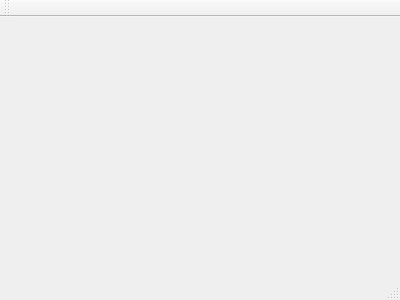
mcmdhr/Embedded-Linux, file Client/mainwindow.ui: the form before one commit.
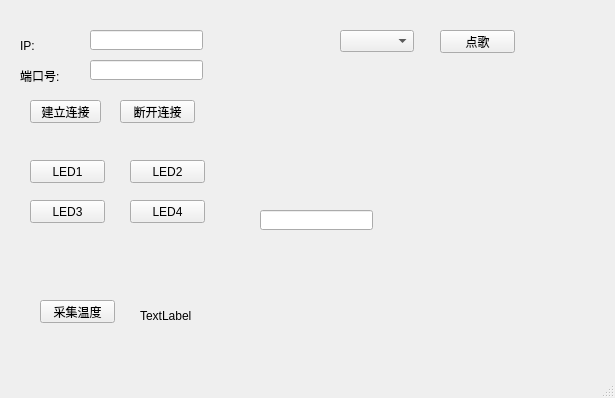
The form after the commit.

Diff of the .ui file:
```diff
--- a/Client/mainwindow.ui
+++ b/Client/mainwindow.ui
@@ -1,24 +1,205 @@
 <ui version="4.0">
  <class>MainWindow</class>
- <widget class="QMainWindow" name="MainWindow" >
-  <property name="geometry" >
+ <widget class="QMainWindow" name="MainWindow">
+  <property name="geometry">
    <rect>
     <x>0</x>
     <y>0</y>
-    <width>400</width>
-    <height>300</height>
+    <width>615</width>
+    <height>398</height>
    </rect>
   </property>
   <property name="windowTitle" >
    <string>MainWindow</string>
   </property>
-  <widget class="QMenuBar" name="menuBar" />
-  <widget class="QToolBar" name="mainToolBar" />
-  <widget class="QWidget" name="centralWidget" />
-  <widget class="QStatusBar" name="statusBar" />
+  <widget class="QWidget" name="centralWidget">
+   <widget class="QPushButton" name="btnConnect2Server">
+    <property name="geometry">
+     <rect>
+      <x>30</x>
+      <y>100</y>
+      <width>71</width>
+      <height>23</height>
+     </rect>
+    </property>
+    <property name="text">
+     <string>建立连接</string>
+    </property>
+   </widget>
+   <widget class="QLabel" name="label">
+    <property name="geometry">
+     <rect>
+      <x>20</x>
+      <y>40</y>
+      <width>54</width>
+      <height>12</height>
+     </rect>
+    </property>
+    <property name="text">
+     <string>IP:</string>
+    </property>
+   </widget>
+   <widget class="QLabel" name="label_2">
+    <property name="geometry">
+     <rect>
+      <x>20</x>
+      <y>70</y>
+      <width>54</width>
+      <height>12</height>
+     </rect>
+    </property>
+    <property name="text">
+     <string>端口号:</string>
+    </property>
+   </widget>
+   <widget class="QLineEdit" name="lineEditIP">
+    <property name="geometry">
+     <rect>
+      <x>90</x>
+      <y>30</y>
+      <width>113</width>
+      <height>20</height>
+     </rect>
+    </property>
+   </widget>
+   <widget class="QLineEdit" name="lineEditPort">
+    <property name="geometry">
+     <rect>
+      <x>90</x>
+      <y>60</y>
+      <width>113</width>
+      <height>20</height>
+     </rect>
+    </property>
+   </widget>
+   <widget class="QPushButton" name="btnDisConnect">
+    <property name="geometry">
+     <rect>
+      <x>120</x>
+      <y>100</y>
+      <width>75</width>
+      <height>23</height>
+     </rect>
+    </property>
+    <property name="text">
+     <string>断开连接</string>
+    </property>
+   </widget>
+   <widget class="QPushButton" name="btnSong">
+    <property name="geometry">
+     <rect>
+      <x>440</x>
+      <y>30</y>
+      <width>75</width>
+      <height>23</height>
+     </rect>
+    </property>
+    <property name="text">
+     <string>点歌</string>
+    </property>
+   </widget>
+   <widget class="QLabel" name="label_3">
+    <property name="geometry">
+     <rect>
+      <x>140</x>
+      <y>310</y>
+      <width>54</width>
+      <height>12</height>
+     </rect>
+    </property>
+    <property name="text">
+     <string>TextLabel</string>
+    </property>
+   </widget>
+   <widget class="QComboBox" name="comboBox">
+    <property name="geometry">
+     <rect>
+      <x>340</x>
+      <y>30</y>
+      <width>74</width>
+      <height>22</height>
+     </rect>
+    </property>
+   </widget>
+   <widget class="QPushButton" name="brnTem">
+    <property name="geometry">
+     <rect>
+      <x>40</x>
+      <y>300</y>
+      <width>75</width>
+      <height>23</height>
+     </rect>
+    </property>
+    <property name="text">
+     <string>采集温度</string>
+    </property>
+   </widget>
+   <widget class="QPushButton" name="btnLED1">
+    <property name="geometry">
+     <rect>
+      <x>30</x>
+      <y>160</y>
+      <width>75</width>
+      <height>23</height>
+     </rect>
+    </property>
+    <property name="text">
+     <string>LED1</string>
+    </property>
+   </widget>
+   <widget class="QPushButton" name="btnLED2">
+    <property name="geometry">
+     <rect>
+      <x>130</x>
+      <y>160</y>
+      <width>75</width>
+      <height>23</height>
+     </rect>
+    </property>
+    <property name="text">
+     <string>LED2</string>
+    </property>
+   </widget>
+   <widget class="QPushButton" name="btnLED3">
+    <property name="geometry">
+     <rect>
+      <x>30</x>
+      <y>200</y>
+      <width>75</width>
+      <height>23</height>
+     </rect>
+    </property>
+    <property name="text">
+     <string>LED3</string>
+    </property>
+   </widget>
+   <widget class="QPushButton" name="btnLED4">
+    <property name="geometry">
+     <rect>
+      <x>130</x>
+      <y>200</y>
+      <width>75</width>
+      <height>23</height>
+     </rect>
+    </property>
+    <property name="text">
+     <string>LED4</string>
+    </property>
+   </widget>
+   <widget class="QLineEdit" name="lineEdit">
+    <property name="geometry">
+     <rect>
+      <x>260</x>
+      <y>210</y>
+      <width>113</width>
+      <height>20</height>
+     </rect>
+    </property>
+   </widget>
+  </widget>
+  <widget class="QStatusBar" name="statusBar"/>
  </widget>
- <layoutDefault spacing="6" margin="11" />
- <pixmapfunction></pixmapfunction>
+ <layoutdefault spacing="6" margin="11"/>
  <resources/>
  <connections/>
 </ui>
```
Left out of the diff: 3 changed lines with no effect on the pictures.
